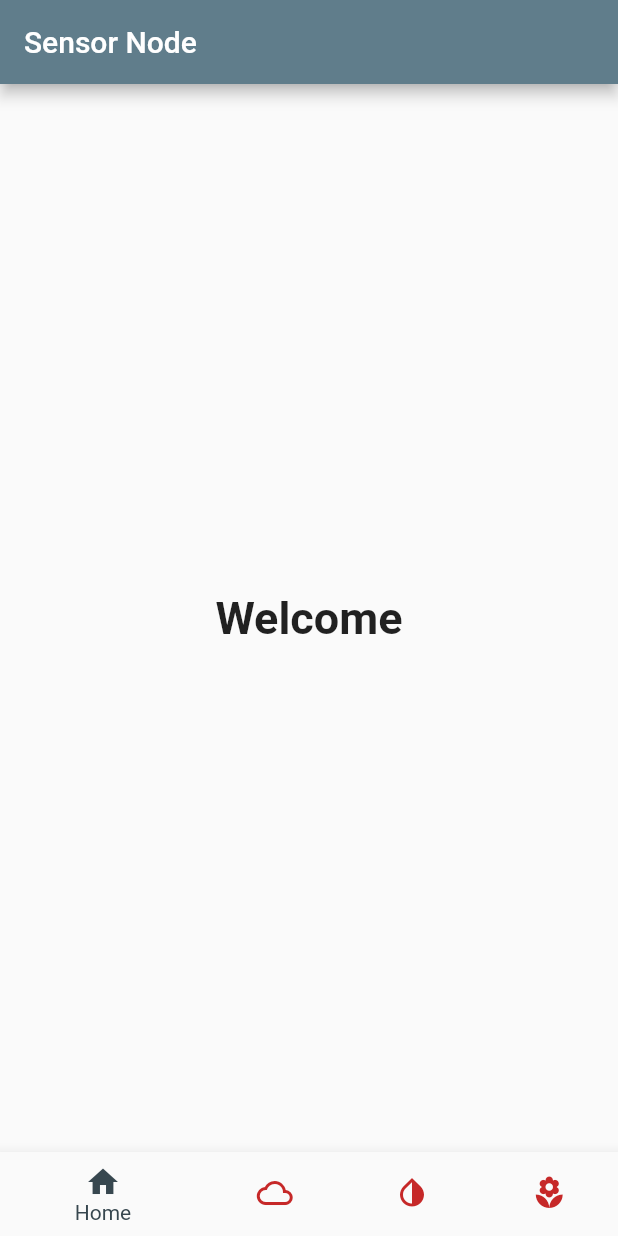
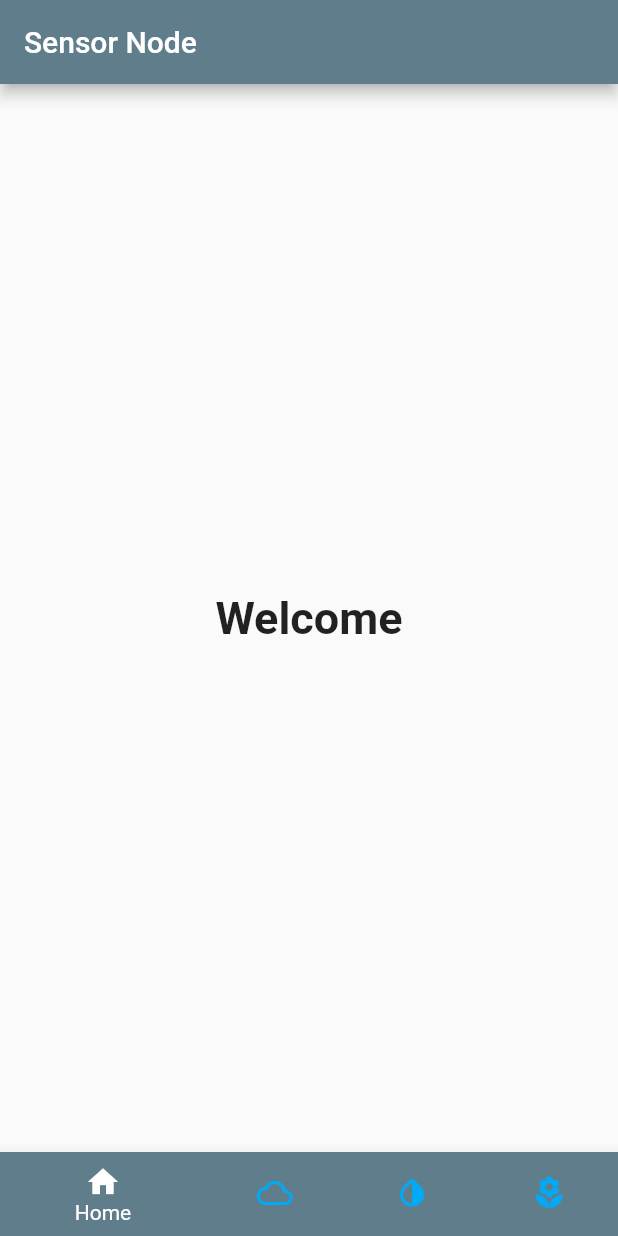
Before and after one commit to CSCI-150FA19-Team-One/CSCI_150FA19_Sensor_Network, a Flutter app: the screen it shows after launch, on a phone screen of 412 x 824 dp. Run offline on Flutter 3.47's test engine with Material 2 defaults, Android fonts, the phone set to English and light mode, and no system bars.

Commit message:
color change

```diff
--- a/CSCI_150_Mobile/sensor_network_monitor/lib/main.dart
+++ b/CSCI_150_Mobile/sensor_network_monitor/lib/main.dart
@@ -79,36 +79,42 @@ class _MyStatefulWidgetState extends State<MyStatefulWidget> {
   Widget build(BuildContext context) {
     return Scaffold(
       appBar: AppBar(
+
         title: const Text('Sensor Node'),
       ),
       body: Center(
         child: _widgetOptions.elementAt(_currentIndex),
       ),
       bottomNavigationBar: BottomNavigationBar(
+        //backgroundColor: Colors.blue,
 
         //},
         items: const <BottomNavigationBarItem>[
           BottomNavigationBarItem(
+            backgroundColor: Colors.blueGrey,
             icon: Icon(Icons.home),
             title: Text('Home'), // First Button
           ),
           BottomNavigationBarItem(
+            backgroundColor: Colors.blueGrey,
             icon: Icon(Icons.cloud_queue), //Second Button
             title: Text('Temperature'),
           ),
           BottomNavigationBarItem(
+            backgroundColor: Colors.blueGrey,
             icon: Icon(Icons.invert_colors), // Third Button
             title: Text('Humidity'),
           ),
           BottomNavigationBarItem(
+            backgroundColor: Colors.blueGrey,
             icon: Icon(Icons.local_florist), // Fourth Button
             title: Text('Ground Moisture'),
           ),
         ],
         currentIndex: _currentIndex,
-        //backgroundColor: Colors.grey[800],
-        unselectedItemColor: Colors.red[800],
-        selectedItemColor: Colors.blueGrey[800],
+        //backgroundColor: Colors.blue[800],
+        unselectedItemColor: Colors.lightBlue,
+        selectedItemColor: Colors.white,
         onTap: _onItemTapped,
       ),
 
```
